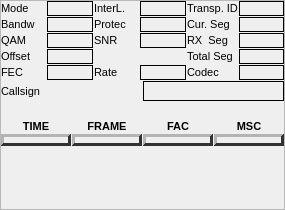
Above: src/drmrx/drmstatusframe.ui from hb9tob/QSSTV before the change. Below: the same form after it.
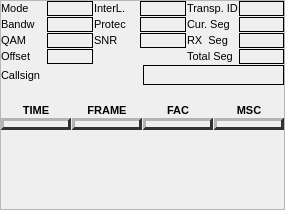
That is the form after the change. Custom widgets are drawn as their Qt base class.

Commit message: Clean LDPC/turbo remnants from UI, config, and dead code

Diff of the .ui file:
```diff
--- a/src/drmrx/drmstatusframe.ui
+++ b/src/drmrx/drmstatusframe.ui
@@ -318,75 +318,6 @@
        </property>
       </widget>
      </item>
-     <item row="4" column="0">
-      <widget class="QLabel" name="fecLabel">
-       <property name="text">
-        <string>FEC</string>
-       </property>
-      </widget>
-     </item>
-     <item row="4" column="1">
-      <widget class="QLabel" name="fecEdit">
-       <property name="minimumSize">
-        <size>
-         <width>40</width>
-         <height>0</height>
-        </size>
-       </property>
-       <property name="frameShape">
-        <enum>QFrame::Box</enum>
-       </property>
-       <property name="text">
-        <string/>
-       </property>
-      </widget>
-     </item>
-     <item row="4" column="2">
-      <widget class="QLabel" name="ldpcRateLabel">
-       <property name="text">
-        <string>Rate</string>
-       </property>
-      </widget>
-     </item>
-     <item row="4" column="3">
-      <widget class="QLabel" name="ldpcRateEdit">
-       <property name="minimumSize">
-        <size>
-         <width>40</width>
-         <height>0</height>
-        </size>
-       </property>
-       <property name="frameShape">
-        <enum>QFrame::Box</enum>
-       </property>
-       <property name="text">
-        <string/>
-       </property>
-      </widget>
-     </item>
-     <item row="4" column="4">
-      <widget class="QLabel" name="codecLabel">
-       <property name="text">
-        <string>Codec</string>
-       </property>
-      </widget>
-     </item>
-     <item row="4" column="5">
-      <widget class="QLabel" name="codecEdit">
-       <property name="minimumSize">
-        <size>
-         <width>40</width>
-         <height>0</height>
-        </size>
-       </property>
-       <property name="frameShape">
-        <enum>QFrame::Box</enum>
-       </property>
-       <property name="text">
-        <string/>
-       </property>
-      </widget>
-     </item>
      <item row="1" column="5">
       <widget class="QLabel" name="currentSegmentEdit">
        <property name="minimumSize">
```
The commit also changes 20 other files.
